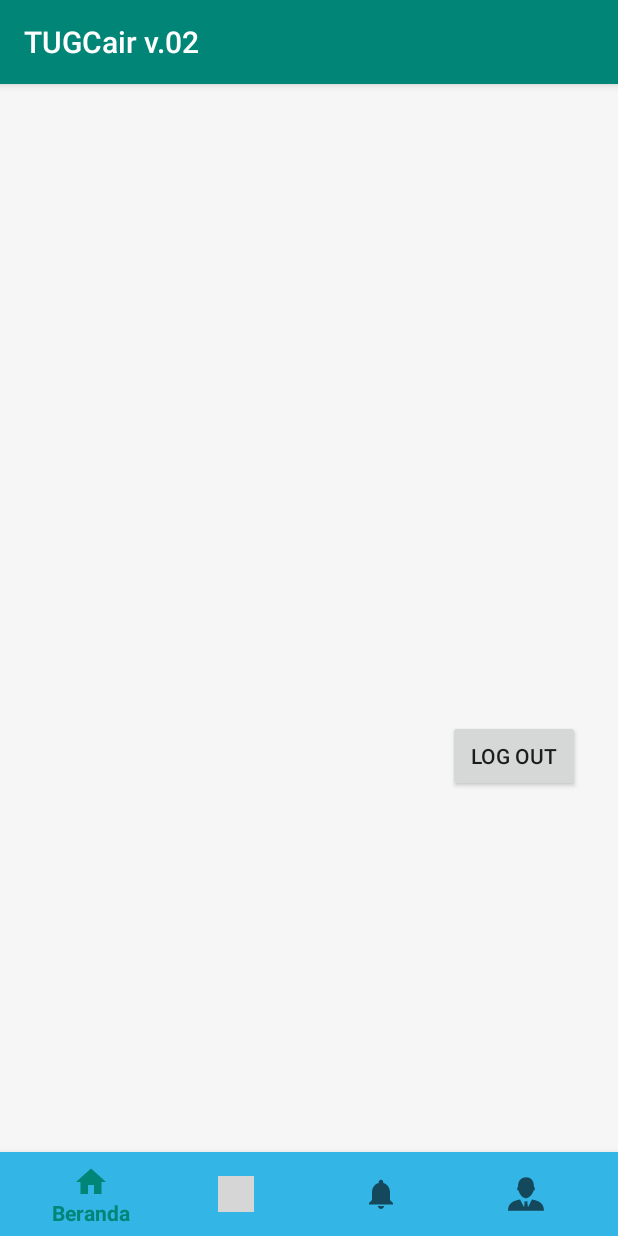
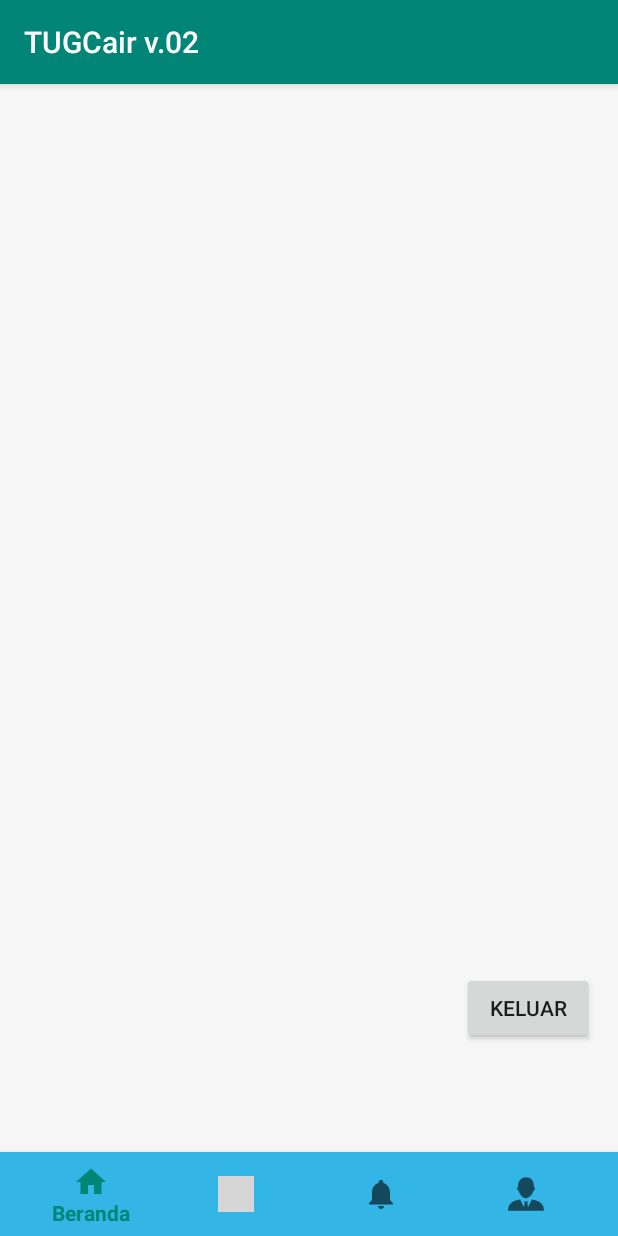
Before and after one commit to gohachibatam/TUGCair, an Android app: the screen it shows after launch once a user with an empty profile is signed in (DashboardActivity), on a phone screen of 412 x 824 dp. Run offline under Robolectric (Android 15) with nearby library versions, the phone set to English and light mode, and no system bars; our stand-ins replace Firebase (no records; nobody signed in at launch, a user with empty details on screens opened directly); grey boxes are pictures that could not be loaded.

Commit message:
update ganti nama button logut jadi keluar
bla bla bla ~

```diff
--- a/app/src/main/res/layout/activity_dashboard.xml
+++ b/app/src/main/res/layout/activity_dashboard.xml
@@ -21,10 +21,10 @@
         android:id="@+id/btnLogOut"
         android:layout_width="wrap_content"
         android:layout_height="wrap_content"
-        android:layout_marginTop="424dp"
-        android:text="Log Out"
+        android:layout_marginTop="592dp"
+        android:text="Keluar"
         app:layout_constraintEnd_toEndOf="parent"
-        app:layout_constraintHorizontal_bias="0.922"
+        app:layout_constraintHorizontal_bias="0.95"
         app:layout_constraintStart_toStartOf="parent"
         app:layout_constraintTop_toTopOf="parent" />
 
```
